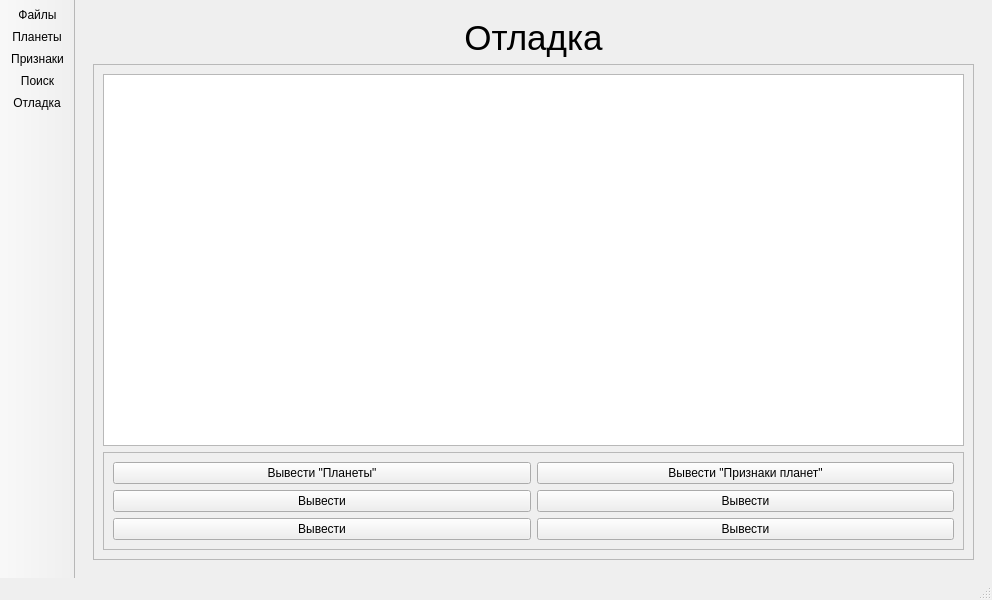
Qt form mainwindow.ui (Limuranius/CourseWorkSem4) before a commit.
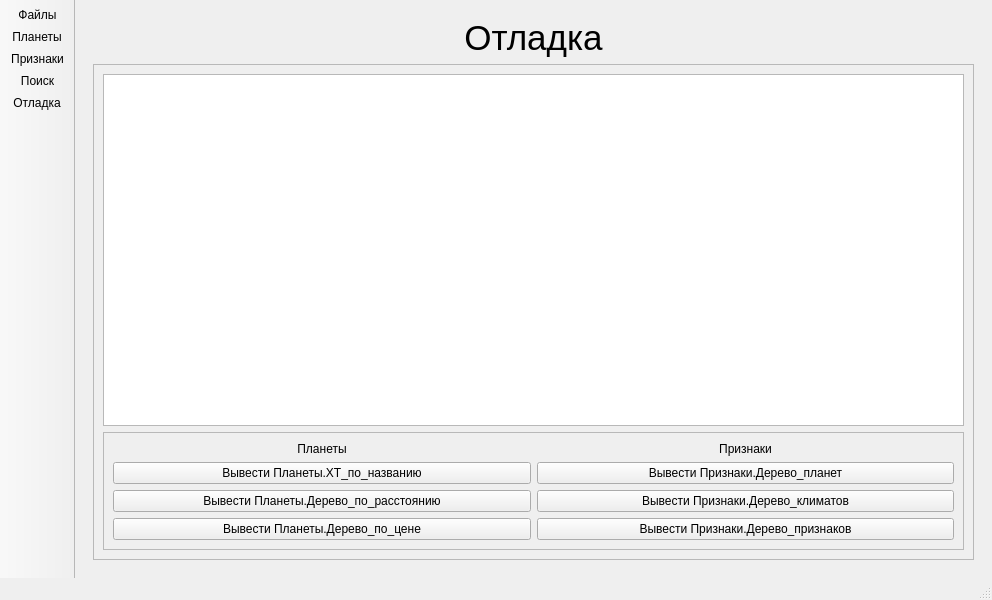
The same form after that commit. The open tabs and pages were chosen to show the change.

```diff
--- a/mainwindow.ui
+++ b/mainwindow.ui
@@ -1181,45 +1181,65 @@
               <enum>QFrame::Raised</enum>
              </property>
              <layout class="QGridLayout" name="gridLayout">
-              <item row="0" column="1">
-               <widget class="QPushButton" name="pushButton_2">
+              <item row="2" column="1">
+               <widget class="QPushButton" name="pushButton_log_attrs_climate_tree">
                 <property name="text">
-                 <string>Вывести &quot;Признаки планет&quot;</string>
-                </property>
-               </widget>
-              </item>
-              <item row="1" column="0">
-               <widget class="QPushButton" name="pushButton_9">
-                <property name="text">
-                 <string>Вывести</string>
+                 <string>Вывести Признаки.Дерево_климатов</string>
                 </property>
                </widget>
               </item>
               <item row="1" column="1">
                <widget class="QPushButton" name="pushButton_10">
                 <property name="text">
-                 <string>Вывести</string>
-                </property>
-               </widget>
-              </item>
-              <item row="0" column="0">
-               <widget class="QPushButton" name="pushButton">
-                <property name="text">
-                 <string>Вывести &quot;Планеты&quot;</string>
+                 <string>Вывести Признаки.Дерево_планет</string>
                 </property>
                </widget>
               </item>
               <item row="2" column="0">
                <widget class="QPushButton" name="pushButton_3">
                 <property name="text">
-                 <string>Вывести</string>
+                 <string>Вывести Планеты.Дерево_по_расстоянию</string>
                 </property>
                </widget>
               </item>
-              <item row="2" column="1">
-               <widget class="QPushButton" name="pushButton_4">
+              <item row="3" column="1">
+               <widget class="QPushButton" name="pushButton_log_attrs_attr_tree">
                 <property name="text">
-                 <string>Вывести</string>
+                 <string>Вывести Признаки.Дерево_признаков</string>
+                </property>
+               </widget>
+              </item>
+              <item row="1" column="0">
+               <widget class="QPushButton" name="pushButton_log_planets_table">
+                <property name="text">
+                 <string>Вывести Планеты.ХТ_по_названию</string>
+                </property>
+               </widget>
+              </item>
+              <item row="3" column="0">
+               <widget class="QPushButton" name="pushButton_log_planets_price_tree">
+                <property name="text">
+                 <string>Вывести Планеты.Дерево_по_цене</string>
+                </property>
+               </widget>
+              </item>
+              <item row="0" column="0">
+               <widget class="QLabel" name="label_21">
+                <property name="text">
+                 <string>Планеты</string>
+                </property>
+                <property name="alignment">
+                 <set>Qt::AlignCenter</set>
+                </property>
+               </widget>
+              </item>
+              <item row="0" column="1">
+               <widget class="QLabel" name="label_22">
+                <property name="text">
+                 <string>Признаки</string>
+                </property>
+                <property name="alignment">
+                 <set>Qt::AlignCenter</set>
                 </property>
                </widget>
               </item>
```
Left out of the diff: 4 changed lines with no effect on the pictures.
